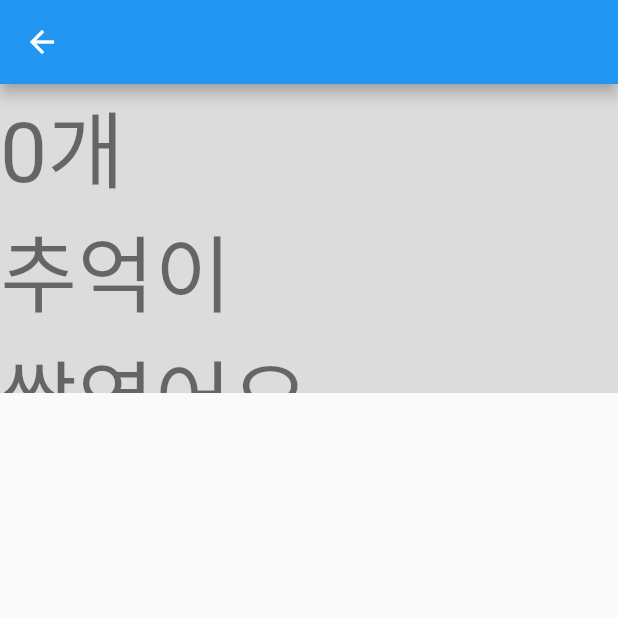
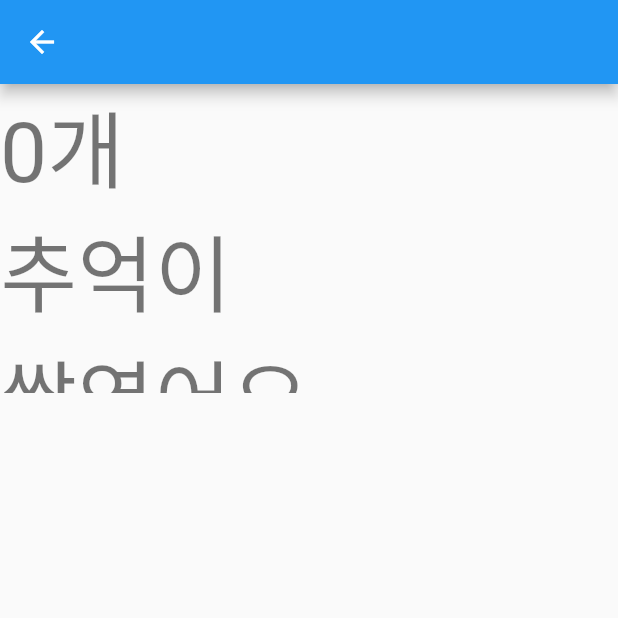
Before and after one commit to Heewookji/dhh_client, a Flutter app: the screen it shows after launch, after a tap on the "dynamic feed" icon, on a phone screen of 412 x 824 dp, the top half of it. Run offline on Flutter 3.47's test engine with Material 2 defaults, Android fonts, the phone set to English and light mode, and no system bars; our stand-ins replace built_value, sqflite; accounts and stored records are empty; generated files the repository leaves out were written again.

Commit message:
fix: diary list screen 데이터 fetch, character 순서 수정

```diff
--- a/lib/models/character.dart
+++ b/lib/models/character.dart
@@ -8,6 +8,7 @@ abstract class Character implements Built<Character, CharacterBuilder> {
   @nullable
   int get id;
   String get name;
+  int get color;
   @nullable
   String get description;
   @BuiltValueField(wireName: 'is_home')
@@ -16,11 +17,12 @@ abstract class Character implements Built<Character, CharacterBuilder> {
   int get isTravel;
   @BuiltValueField(wireName: 'is_starter')
   int get isStarter;
+  @BuiltValueField(wireName: 'is_npc')
+  int get isNpc;
   @BuiltValueField(wireName: 'code')
   int get statusCode;
   @BuiltValueField(wireName: 'image_url')
   String get statusImageUrl;
-  int get color;
 
   Character._();
   factory Character([void Function(CharacterBuilder) updates]) = _$Character;
--- a/lib/providers/diaries_provider.dart
+++ b/lib/providers/diaries_provider.dart
@@ -4,20 +4,26 @@ import 'package:dhh_client/services/db_service.dart';
 import 'package:flutter/cupertino.dart';
 
 class DiariesProvider with ChangeNotifier {
-  int _allDiariesCount = 0;
+  List<Diary> _diaries = [];
 
-  int get allDiariesCount => _allDiariesCount;
+  List<Diary> get diaries => [..._diaries];
 
-  Future<void> setAllDiariesCount() async {
-    _allDiariesCount = await DbService.getCount('diary');
+  Future<void> setAllDiaries() async {
+    final dataMapList = await DbService.getAllDiariesOrderByCreatedAt();
+    _diaries = dataMapList
+        .map((dataMap) =>
+            standardSerializers.deserializeWith(Diary.serializer, dataMap))
+        .toList();
     notifyListeners();
   }
 
-  Future<List<Diary>> getAllDiaries() async {
-    final dataMapList = await DbService.getData('diary');
-    return dataMapList.map((dataMap) {
-      return standardSerializers.deserializeWith(Diary.serializer, dataMap);
-    }).toList();
+  Future<void> setDiariesByCharacterId(int characterId) async {
+    final dataMapList = await DbService.getDiariesByCharacterId(characterId);
+    _diaries = dataMapList
+        .map((dataMap) =>
+            standardSerializers.deserializeWith(Diary.serializer, dataMap))
+        .toList();
+    notifyListeners();
   }
 
   Future<void> addDiary(int questionId, String text) async {
--- a/lib/screens/diary_list_screen.dart
+++ b/lib/screens/diary_list_screen.dart
@@ -1,4 +1,3 @@
-import 'package:dhh_client/models/diary.dart';
 import 'package:dhh_client/providers/characters_provider.dart';
 import 'package:dhh_client/providers/diaries_provider.dart';
 import 'package:flutter/material.dart';
@@ -13,6 +12,7 @@ class DiaryListScreen extends StatefulWidget {
 
 class _DiaryListScreenState extends State<DiaryListScreen> {
   bool _isBusy = true;
+
   @override
   void initState() {
     super.initState();
@@ -20,11 +20,21 @@ class _DiaryListScreenState extends State<DiaryListScreen> {
   }
 
   void doFuture() async {
-    Provider.of<CharactersProvider>(context, listen: false).setAllCharacters();
-    Provider.of<DiariesProvider>(context, listen: false).setAllDiariesCount();
+    await Provider.of<CharactersProvider>(context, listen: false)
+        .setAllCharacters();
+    await _setDiaries(null);
     setState(() {
       _isBusy = false;
     });
+  }
+
+  Future<void> _setDiaries(int id) async {
+    if (id == null)
+      await Provider.of<DiariesProvider>(context, listen: false)
+          .setAllDiaries();
+    else
+      await Provider.of<DiariesProvider>(context, listen: false)
+          .setDiariesByCharacterId(id);
   }
 
   @override
@@ -42,53 +52,9 @@ class _DiaryListScreenState extends State<DiaryListScreen> {
                     return Column(
                       children: [
                         _buildPanel(
-                            theme, screenSize, diariesProvider.allDiariesCount),
-                        Container(
-                          height: screenSize.height * 0.1,
-                          child: ListView.builder(
-                            itemCount: charactersProvider.characters.length,
-                            scrollDirection: Axis.horizontal,
-                            itemBuilder: (context, i) {
-                              final character =
-                                  charactersProvider.characters[i];
-                              return Container(
-                                margin: EdgeInsets.only(
-                                    right: screenSize.width * 0.05),
-                                child: CircleAvatar(
-                                  maxRadius: screenSize.width * 0.1,
-                                  child: Image.asset(character.statusImageUrl),
-                                  backgroundColor: character.isHome != 1 &&
-                                          character.isTravel != 1
-                                      ? Colors.black
-                                      : Colors.black12,
-                                ),
-                              );
-                            },
-                          ),
-                        ),
-                        Expanded(
-                          child: FutureBuilder<List<Diary>>(
-                            future: diariesProvider.getAllDiaries(),
-                            builder: (context, snapshot) {
-                              if (snapshot.connectionState ==
-                                  ConnectionState.waiting)
-                                return Center(
-                                    child: CircularProgressIndicator());
-                              return ListView.builder(
-                                itemCount: diariesProvider.allDiariesCount,
-                                itemBuilder: (context, i) {
-                                  final diary = snapshot.data[i];
-                                  return Container(
-                                      margin: EdgeInsets.only(
-                                          top: screenSize.height * 0.05),
-                                      color: Colors.black12,
-                                      height: screenSize.height * 0.2,
-                                      child: Text(diary.text));
-                                },
-                              );
-                            },
-                          ),
-                        )
+                            theme, screenSize, diariesProvider.diaries.length),
+                        _buildCharacterList(screenSize, charactersProvider),
+                        _buildDiaryList(diariesProvider, screenSize),
                       ],
                     );
                   },
@@ -101,7 +67,6 @@ class _DiaryListScreenState extends State<DiaryListScreen> {
   Widget _buildPanel(ThemeData theme, Size screenSize, int allDiariesCount) {
     return Container(
       height: screenSize.height * 0.25,
-      color: Colors.black12,
       child: Row(
         children: [
           Text(
@@ -112,4 +77,72 @@ class _DiaryListScreenState extends State<DiaryListScreen> {
       ),
     );
   }
+
+  Container _buildCharacterList(
+      Size screenSize, CharactersProvider charactersProvider) {
+    return Container(
+      height: screenSize.height * 0.1,
+      child: ListView.builder(
+        itemCount: charactersProvider.characters.length,
+        scrollDirection: Axis.horizontal,
+        itemBuilder: (context, i) {
+          final characters = charactersProvider.characters;
+          final character = characters[i];
+          return Row(
+            children: [
+              if (i == 0) _buildAllCharacterButton(screenSize),
+              GestureDetector(
+                onTap: () => _setDiaries(character.id),
+                child: Container(
+                  margin: EdgeInsets.only(right: screenSize.width * 0.05),
+                  child: CircleAvatar(
+                    maxRadius: screenSize.width * 0.1,
+                    child: Image.asset(character.statusImageUrl),
+                    backgroundColor:
+                        character.isHome != 1 && character.isTravel != 1
+                            ? Colors.black
+                            : Colors.black12,
+                  ),
+                ),
+              ),
+            ],
+          );
+        },
+      ),
+    );
+  }
+
+  _buildAllCharacterButton(Size screenSize) {
+    return GestureDetector(
+      onTap: () => _setDiaries(null),
+      child: Container(
+        margin: EdgeInsets.only(right: screenSize.width * 0.05),
+        child: CircleAvatar(
+          maxRadius: screenSize.width * 0.1,
+          backgroundColor: Colors.black12,
+          child: Text(
+            '전체',
+            style: TextStyle(color: Colors.black),
+          ),
+        ),
+      ),
+    );
+  }
+
+  Expanded _buildDiaryList(DiariesProvider diariesProvider, Size screenSize) {
+    return Expanded(
+      child: ListView.builder(
+        itemCount: diariesProvider.diaries.length,
+        itemBuilder: (context, i) {
+          final diaries = diariesProvider.diaries;
+          final diary = diaries[i];
+          return Container(
+              margin: EdgeInsets.only(top: screenSize.height * 0.05),
+              color: Colors.black12,
+              height: screenSize.height * 0.2,
+              child: Text(diary.text));
+        },
+      ),
+    );
+  }
 }
--- a/lib/services/db_service.dart
+++ b/lib/services/db_service.dart
@@ -36,6 +36,7 @@ class DbService {
     return db.query(table);
   }
 
+  //캐릭터
   static Future<List<Map<String, dynamic>>> getHomeCharacters() async {
     final db = await DbService.database();
     return db.rawQuery(''
@@ -48,12 +49,21 @@ class DbService {
   static Future<List<Map<String, dynamic>>> getAllCharacters() async {
     final db = await DbService.database();
     return db.rawQuery(''
-        'select * from character c '
+        'select * from '
+        '(select * from '
+        '(select c.*, s.*, d.created_at from character c '
         'inner join status s on c.id = s.character_id '
-        'where s.is_status_now = 1;'
+        'inner join question q on c.id = q.character_id '
+        'left outer join diary d on q.id = d.question_id '
+        'where s.is_status_now = 1 '
+        'order by d.created_at desc '
+        ') t '
+        'group by t.id) t2 '
+        'order by t2.created_at desc, t2.is_home = 0, t2.is_travel = 0 '
         '');
   }
 
+  //질문
   static Future<List<Map<String, dynamic>>> getQuestionsByCharacterIds(
       List<String> characterIds) async {
     final db = await DbService.database();
@@ -67,12 +77,21 @@ class DbService {
         '');
   }
 
-  static Future<int> getCount(String table) async {
+  //일기
+  static Future<List<Map<String, dynamic>>>
+      getAllDiariesOrderByCreatedAt() async {
     final db = await DbService.database();
-    return sql.Sqflite.firstIntValue(
-      await db.rawQuery(''
-          'select count(*) from $table '
-          ''),
-    );
+    return db.query('diary', orderBy: 'created_at desc');
+  }
+
+  static Future<List<Map<String, dynamic>>> getDiariesByCharacterId(
+      int characterId) async {
+    final db = await DbService.database();
+    return db.rawQuery(''
+        'select d.*, q.character_id from diary d '
+        'inner join question q on d.question_id = q.id '
+        'where q.character_id = ${characterId.toString()} '
+        'order by d.created_at desc '
+        '');
   }
 }
```
Also changed, not shown: lib/models/character.g.dart, 2 other files.
